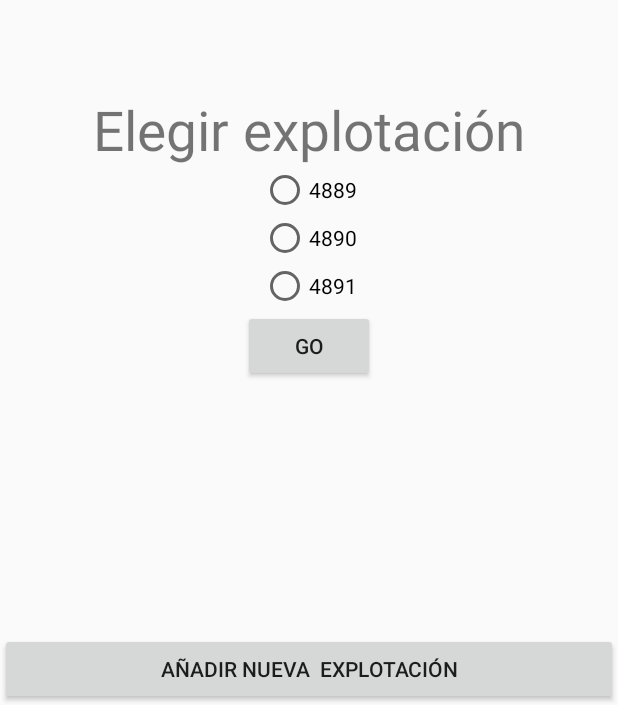
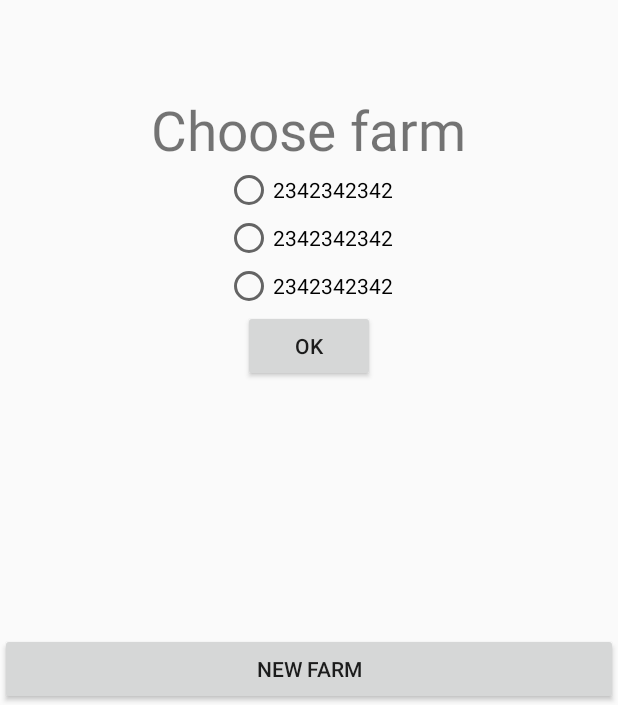
Before and after one commit to FarmogoApp/FarmogoApp, an Android app: the ExploitationActivity screen opened directly, with no data from a screen before it, on a phone screen of 412 x 824 dp, the part 531-1236 px from its top. Run offline under Robolectric (Android 15) with nearby library versions, the light colour scheme and no system bars.

Commit message:
#53 i18n farm list

```diff
--- a/app/src/main/res/layout/exploitation_list.xml
+++ b/app/src/main/res/layout/exploitation_list.xml
@@ -21,7 +21,7 @@
         <TextView android:id="@+id/label_exp"
             android:layout_width="wrap_content"
             android:layout_height="wrap_content"
-            android:text="Elegir explotación"
+            android:text="@string/choose_farm"
             android:textSize="55px"/>
 
     </RelativeLayout>
@@ -39,15 +39,15 @@
             <RadioButton
                 android:layout_width="wrap_content"
                 android:layout_height="wrap_content"
-                android:text="4889"/>
+                android:text="@string/farm_example"/>
             <RadioButton
                 android:layout_width="wrap_content"
                 android:layout_height="wrap_content"
-                android:text="4890" />
+                android:text="@string/farm_example" />
             <RadioButton
                 android:layout_width="wrap_content"
                 android:layout_height="wrap_content"
-                android:text="4891" />
+                android:text="@string/farm_example" />
         </RadioGroup>
     </RelativeLayout>
 
@@ -61,7 +61,7 @@
             android:id="@+id/btnGo"
             android:layout_width="wrap_content"
             android:layout_height="wrap_content"
-            android:text="Go"
+            android:text="@android:string/ok"
            />
     </RelativeLayout>
 
@@ -79,7 +79,7 @@
             android:layout_width="fill_parent"
             android:layout_height="wrap_content"
             android:layout_alignParentBottom="true"
-            android:text="Añadir nueva  explotación" />
+            android:text="@string/new_farm" />
     </RelativeLayout>
 
 </RelativeLayout>
--- a/app/src/main/res/values/strings.xml
+++ b/app/src/main/res/values/strings.xml
@@ -37,6 +37,7 @@
     <string name="add">Add</string>
     <string name="farm_added_succesfull">Farm added Succesfull</string>
     <string name="num_partitions_building">Num. partitions in build </string>
+    <string name="choose_farm">Choose farm</string>
     <string-array name="gender">
         <item>Male</item>
         <item>Female</item>
```
Also changed, not shown: 2 other files.
